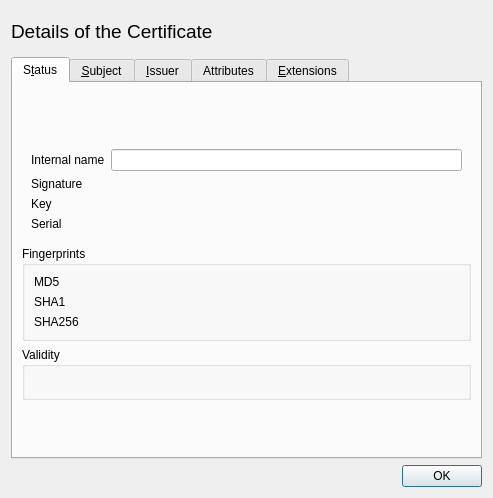
elvido/xca, file ui/CertDetail.ui: the form before one commit.
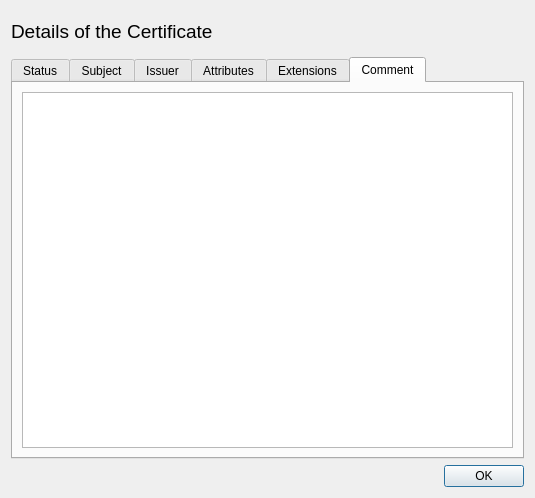
The form after the commit. The open tabs and pages were chosen to show the change. Custom widgets are drawn as their Qt base class.

Commit message: Allow changing the internal name and comment in Cert/Req details view

```diff
--- a/ui/CertDetail.ui
+++ b/ui/CertDetail.ui
@@ -6,7 +6,7 @@
    <rect>
     <x>0</x>
     <y>0</y>
-    <width>493</width>
+    <width>535</width>
     <height>498</height>
    </rect>
   </property>
@@ -75,7 +75,7 @@
      </property>
      <widget class="QWidget" name="unnamed">
       <attribute name="title">
-       <string>S&amp;tatus</string>
+       <string>Status</string>
       </attribute>
       <layout class="QVBoxLayout" name="verticalLayout_4">
        <item>
@@ -289,7 +289,7 @@
      </widget>
      <widget class="QWidget" name="unnamed_1">
       <attribute name="title">
-       <string>&amp;Subject</string>
+       <string>Subject</string>
       </attribute>
       <layout class="QVBoxLayout">
        <property name="margin">
@@ -302,7 +302,7 @@
      </widget>
      <widget class="QWidget" name="tab">
       <attribute name="title">
-       <string>&amp;Issuer</string>
+       <string>Issuer</string>
       </attribute>
       <layout class="QVBoxLayout">
        <property name="margin">
@@ -325,7 +325,7 @@
      </widget>
      <widget class="QWidget" name="unnamed_2">
       <attribute name="title">
-       <string>&amp;Extensions</string>
+       <string>Extensions</string>
       </attribute>
       <layout class="QVBoxLayout" name="verticalLayout">
        <item>
@@ -344,6 +344,27 @@
        </item>
       </layout>
      </widget>
+     <widget class="QWidget" name="commentTab">
+      <attribute name="title">
+       <string>Comment</string>
+      </attribute>
+      <layout class="QVBoxLayout" name="verticalLayout_5">
+       <item>
+        <widget class="QTextEdit" name="comment">
+         <property name="html">
+          <string notr="true">&lt;!DOCTYPE HTML PUBLIC &quot;-//W3C//DTD HTML 4.0//EN&quot; &quot;http://www.w3.org/TR/REC-html40/strict.dtd&quot;&gt;
+&lt;html&gt;&lt;head&gt;&lt;meta name=&quot;qrichtext&quot; content=&quot;1&quot; /&gt;&lt;style type=&quot;text/css&quot;&gt;
+p, li { white-space: pre-wrap; }
+&lt;/style&gt;&lt;/head&gt;&lt;body style=&quot; font-family:'Lucida Grande'; font-size:13pt; font-weight:400; font-style:normal;&quot;&gt;
+&lt;p style=&quot;-qt-paragraph-type:empty; margin-top:0px; margin-bottom:0px; margin-left:0px; margin-right:0px; -qt-block-indent:0; text-indent:0px;&quot;&gt;&lt;br /&gt;&lt;/p&gt;&lt;/body&gt;&lt;/html&gt;</string>
+         </property>
+         <property name="acceptRichText">
+          <bool>false</bool>
+         </property>
+        </widget>
+       </item>
+      </layout>
+     </widget>
     </widget>
    </item>
    <item>
```
The commit also changes 11 other files.
